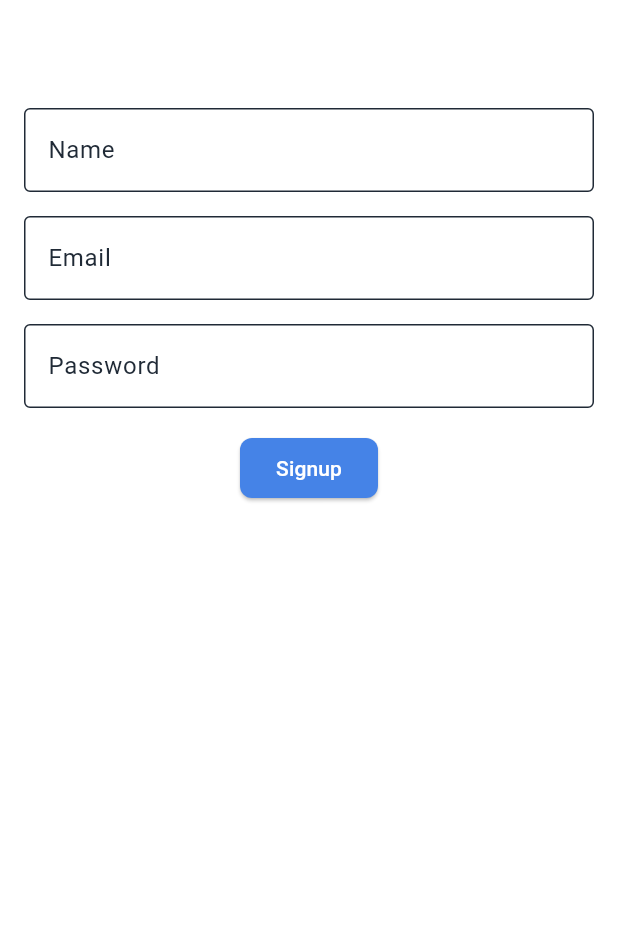
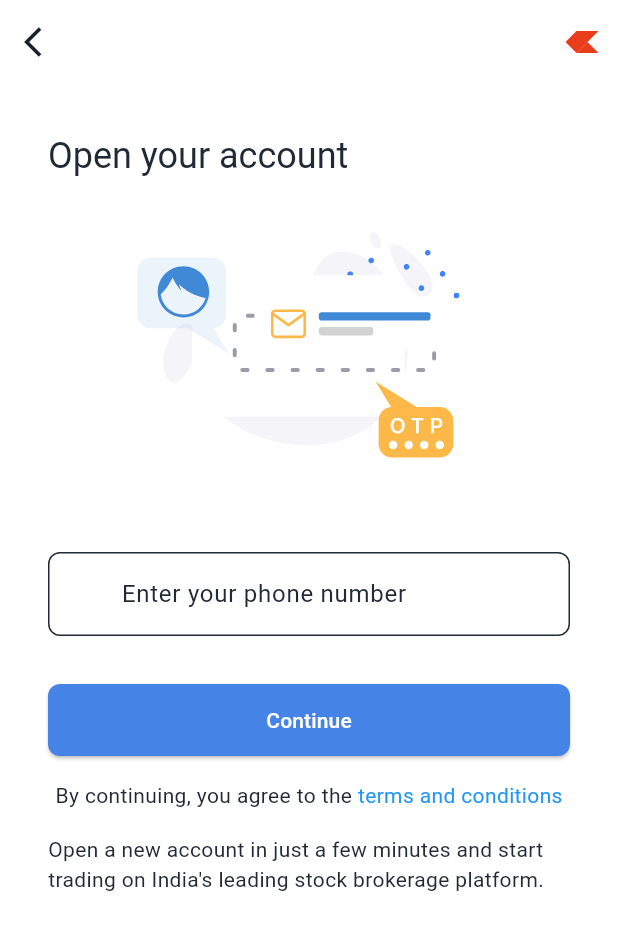
Before and after one commit to pranaypatel512/kite, a Flutter app: the screen it shows after launch, after a tap on "Open New Account", on a phone screen of 412 x 824 dp. Shown: the top 930 px of the screen. Run offline on Flutter 3.47's test engine with Material 3 defaults, Android fonts, the phone set to English and light mode, and no system bars; our stand-ins replace flutter_svg.

Commit message:
- added styling for startup and signup screen

```diff
--- a/lib/auth/login_screen.dart
+++ b/lib/auth/login_screen.dart
@@ -10,21 +10,31 @@ class LoginScreen extends StatelessWidget {
   @override
   Widget build(BuildContext context) {
     return Scaffold(
+      resizeToAvoidBottomInset: true,
       appBar: AppBar(title: Text('Login')),
-      body: Padding(
+      body: SafeArea(
+        child: SingleChildScrollView(
+          padding: EdgeInsets.all(16.0),
+          child: Padding(
             padding: EdgeInsets.all(16.0),
             child: Column(
               mainAxisAlignment: MainAxisAlignment.center,
               children: [
                 TextField(
                   controller: _usernameController,
-              decoration: InputDecoration(labelText: 'Username',border: OutlineInputBorder(),),
+                  decoration: InputDecoration(
+                    labelText: 'Username',
+                    border: OutlineInputBorder(),
+                  ),
                 ),
                 SizedBox(height: 16.0),
                 TextField(
                   controller: _passwordController,
                   obscureText: true,
-              decoration: InputDecoration(labelText: 'Password',border: OutlineInputBorder(),),
+                  decoration: InputDecoration(
+                    labelText: 'Password',
+                    border: OutlineInputBorder(),
+                  ),
                 ),
                 SizedBox(height: 32.0),
                 ElevatedButton(
@@ -38,13 +48,16 @@ class LoginScreen extends StatelessWidget {
                 ),
                 TextButton(
                   onPressed: () {
-               Navigator.of(context).push(MaterialPageRoute(builder: (_)=> SignupScreen()));
+                    Navigator.of(context).push(
+                        MaterialPageRoute(builder: (_) => SignupScreen()));
                   },
                   child: Text('Sign Up'),
                 ),
               ],
             ),
           ),
+        ),
+      ),
     );
   }
 }
--- a/lib/auth/signup_screen.dart
+++ b/lib/auth/signup_screen.dart
@@ -1,47 +1,107 @@
+import 'package:flutter/gestures.dart';
 import 'package:flutter/material.dart';
 
+import 'package:flutter_svg/flutter_svg.dart';
+
+import '../theme/app_colors.dart';
 import 'otp_screen.dart';
 
 class SignupScreen extends StatelessWidget {
   @override
   Widget build(BuildContext context) {
     return Scaffold(
-      appBar: AppBar(title: Text("Signup")),
-      body: Padding(
+      resizeToAvoidBottomInset: true,
+      appBar: AppBar(
+        leading: IconButton(
+          icon: const Icon(Icons.arrow_back_ios),
+          onPressed: () {
+            Navigator.pop(context); // Navigate back to StartUpScreen
+          },
+        ),
+        actions: [
+          IconButton(
+            icon: SvgPicture.asset(
+              "assets/kite_logo.svg",
+              semanticsLabel: "Zerodha",
+              colorFilter:
+                  const ColorFilter.mode(AppColors.logoColor, BlendMode.srcIn),
+              height: 22,
+              width: 22,
+            ),
+            onPressed: () {
+              // Handle info action
+            },
+          ),
+        ],
+      ),
+      body: SafeArea(
+        child: SingleChildScrollView(
+          padding: const EdgeInsets.all(16.0),
+          child: Padding(
             padding: const EdgeInsets.all(16.0),
             child: Column(
+              crossAxisAlignment: CrossAxisAlignment.start,
               children: [
+                Text(
+                  'Open your account',
+                  style: Theme.of(context).textTheme.headline5,
+                ),
+                const SizedBox(height: 16),
+                Center(
+                  child: SvgPicture.asset(
+                    'assets/phone_verification.svg',
+                    // Replace with your SVG image path
+                    height: 200,
+                  ),
+                ),
+                const SizedBox(height: 32),
                 TextField(
                   decoration: InputDecoration(
-                labelText: 'Name',
-                border: OutlineInputBorder(),
+                    prefixText: '+91 ',
+                    hintText: 'Enter your phone number',
+                    border: OutlineInputBorder(
+                      borderRadius: BorderRadius.circular(8),
                     ),
                   ),
-            SizedBox(height: 16),
-            TextField(
-              decoration: InputDecoration(
-                labelText: 'Email',
-                border: OutlineInputBorder(),
+                  keyboardType: TextInputType.phone,
                 ),
-            ),
-            SizedBox(height: 16),
-            TextField(
-              decoration: InputDecoration(
-                labelText: 'Password',
-                border: OutlineInputBorder(),
-              ),
-              obscureText: true,
-            ),
-            SizedBox(height: 16),
+                const SizedBox(height: 32),
                 ElevatedButton(
                   onPressed: () {
                     Navigator.of(context).push(
                       MaterialPageRoute(builder: (_) => OTPScreen()),
                     );
                   },
-              child: Text('Signup'),
+                  child: const Text('Continue'),
+                ),
+                const SizedBox(height: 16),
+                Center(
+                  child: Text.rich(
+                    TextSpan(
+                      text: 'By continuing, you agree to the ',
+                      children: [
+                        TextSpan(
+                          text: 'terms and conditions',
+                          style: const TextStyle(color: Colors.blue),
+                          recognizer: TapGestureRecognizer()
+                            ..onTap = () {
+                              // Redirect to terms and conditions page
+                            },
                         ),
                       ],
+                    ),
+                  ),
+                ),
+                const SizedBox(height: 16),
+                const Text(
+                  'Open a new account in just a few minutes and start trading '
+                  'on India\'s leading stock brokerage platform.',
+                  style: TextStyle(fontSize: 14),
+                  textAlign: TextAlign.left,
+                ),
+              ],
+            ),
+          ),
         ),
       ),
     );
--- a/lib/start_screen.dart
+++ b/lib/start_screen.dart
@@ -50,20 +50,18 @@ class StartUpScreen extends StatelessWidget {
               textAlign: TextAlign.left,
             ),
             const SizedBox(height: 32),
+            const Divider(height: 0.3),
             GestureDetector(
               onTap: () {
                 Navigator.pushNamed(context, '/signup');
               },
-              child: const Padding(
-                padding: EdgeInsets.only(top:12.0,bottom: 12.0),
-                child:  ListTile(
-                  contentPadding: EdgeInsets.only(top: 2.0,bottom: 2.0),
-                  title: Text("Open New Account"),
-              trailing: Icon(Icons.perm_identity_outlined, color: AppColors.frenchGray),
+              child: const ListTile(
+                contentPadding: EdgeInsets.only(top: 2.0,bottom: 2.0),
+                title: Text("Open New Account"),
+                            trailing: Icon(Icons.perm_identity_outlined),
+                          ),
             ),
-              ),
-            ),
-            const SizedBox(height: 16),
+            const Divider(height: 0.3),
             GestureDetector(
               onTap: () {
                 Navigator.pushNamed(context, '/login');
@@ -71,9 +69,10 @@ class StartUpScreen extends StatelessWidget {
               child: const ListTile(
                 title: Text("Login to Kite"),
                 contentPadding: EdgeInsets.only(top: 2.0,bottom: 2.0),
-                trailing: Icon(Icons.login_outlined, color: AppColors.frenchGray),
+                trailing: Icon(Icons.login_outlined),
               ),
             ),
+            const Divider(height: 0.3),
             const SizedBox(height: 32),
             const Text(
               'It is demo app...Start trading on Kite with a hassle-free account setup and enjoy '
--- a/lib/theme/app_themes.dart
+++ b/lib/theme/app_themes.dart
@@ -20,6 +20,7 @@ class AppThemes {
           fontSize: 20.0,
         ),
         elevation: 0, // Modern look, no shadow
+        iconTheme: IconThemeData(color: AppColors.richBlack)
       ),
       bottomNavigationBarTheme: const BottomNavigationBarThemeData(
         backgroundColor: AppColors.frenchGray,
@@ -39,17 +40,18 @@ class AppThemes {
         fillColor: Colors.white,
         border: OutlineInputBorder(
           borderSide: const BorderSide(color: AppColors.azure),
-        borderRadius: BorderRadius.circular(8),
+          borderRadius: BorderRadius.circular(2),
         ),
         focusedBorder: OutlineInputBorder(
           borderSide: const BorderSide(color: AppColors.azure),
-        borderRadius: BorderRadius.circular(8),
+          borderRadius: BorderRadius.circular(4),
         ),
         labelStyle: const TextStyle(color: AppColors.gunmetal),
         hintStyle: const TextStyle(color: AppColors.gunmetal),
       ),
       elevatedButtonTheme: ElevatedButtonThemeData(
         style: ElevatedButton.styleFrom(
+          minimumSize: const Size(double.infinity, 48), // Full-width button
           primary: AppColors.azure,
           onPrimary: Colors.white,
           shape: RoundedRectangleBorder(
@@ -58,7 +60,9 @@ class AppThemes {
         ),
       ),
       outlinedButtonTheme: OutlinedButtonThemeData(
-      style: ButtonStyle(shape: MaterialStateProperty.all(RoundedRectangleBorder(borderRadius: BorderRadius.circular(10.0))),
+        style: ButtonStyle(
+          shape: MaterialStateProperty.all(RoundedRectangleBorder(
+              borderRadius: BorderRadius.circular(10.0))),
           side: MaterialStateProperty.all(const BorderSide(
             color: AppColors.azure,
           )),
@@ -70,7 +74,10 @@ class AppThemes {
       ),
       cardColor: Colors.white,
       iconTheme: const IconThemeData(color: AppColors.azure),
-  );
+      listTileTheme: ListTileThemeData(
+          iconColor:  AppColors.richBlack),
+      dividerTheme:
+          const DividerThemeData(color: AppColors.cadetGray, thickness: 0.3));
 
   static final ThemeData darkTheme = ThemeData(
       colorScheme: const ColorScheme.dark(
@@ -89,6 +96,7 @@ class AppThemes {
           fontSize: 20.0,
         ),
         elevation: 0, // Modern look, no shadow
+          iconTheme: IconThemeData(color: AppColors.white)
       ),
       bottomNavigationBarTheme: const BottomNavigationBarThemeData(
         backgroundColor: AppColors.gunmetal3,
@@ -108,17 +116,18 @@ class AppThemes {
         fillColor: AppColors.gunmetal2,
         border: OutlineInputBorder(
           borderSide: const BorderSide(color: AppColors.azure),
-        borderRadius: BorderRadius.circular(8),
+          borderRadius: BorderRadius.circular(2),
         ),
         focusedBorder: OutlineInputBorder(
           borderSide: const BorderSide(color: AppColors.azure),
-        borderRadius: BorderRadius.circular(8),
+          borderRadius: BorderRadius.circular(4),
         ),
         labelStyle: const TextStyle(color: AppColors.frenchGray),
         hintStyle: const TextStyle(color: AppColors.frenchGray),
       ),
       elevatedButtonTheme: ElevatedButtonThemeData(
         style: ElevatedButton.styleFrom(
+          minimumSize: const Size(double.infinity, 48), // Full-width button
           primary: AppColors.azure,
           onPrimary: Colors.white,
           shape: RoundedRectangleBorder(
@@ -127,11 +136,14 @@ class AppThemes {
         ),
       ),
       outlinedButtonTheme: OutlinedButtonThemeData(
-      style: ButtonStyle(shape: MaterialStateProperty.all(RoundedRectangleBorder(borderRadius: BorderRadius.circular(10.0))),
+        style: ButtonStyle(
+          shape: MaterialStateProperty.all(RoundedRectangleBorder(
+              borderRadius: BorderRadius.circular(10.0))),
           side: MaterialStateProperty.all(const BorderSide(
             color: AppColors.azure,
           )),
-        padding: MaterialStateProperty.all(EdgeInsets.only(left: 12,top: 8,right: 12,bottom: 8)),
+          padding: MaterialStateProperty.all(
+              EdgeInsets.only(left: 12, top: 8, right: 12, bottom: 8)),
         ),
       ),
       textTheme: const TextTheme(
@@ -140,5 +152,8 @@ class AppThemes {
       ),
       cardColor: AppColors.gunmetal,
       iconTheme: const IconThemeData(color: AppColors.azure),
-  );
+      listTileTheme: ListTileThemeData(
+          iconColor:  AppColors.frenchGray),
+      dividerTheme:
+          const DividerThemeData(color: AppColors.cadetGray, thickness: 0.3));
 }
```
Also changed, not shown: assets/phone_verification.svg (added). Lines whose indentation alone changed are shown as unchanged.
